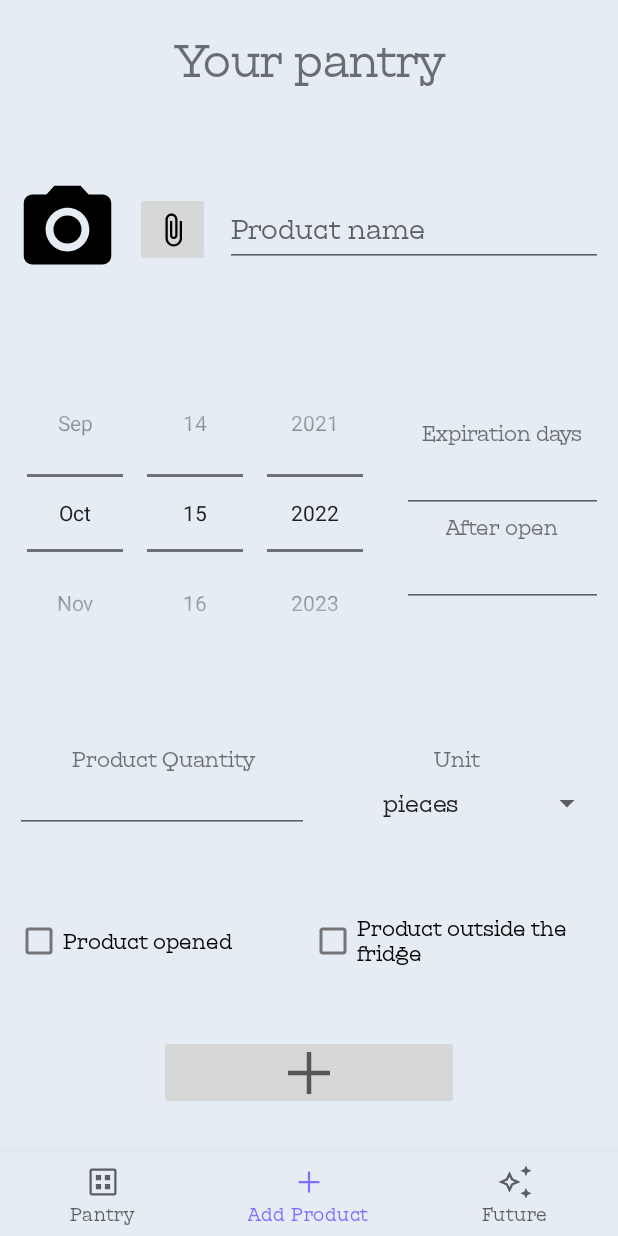
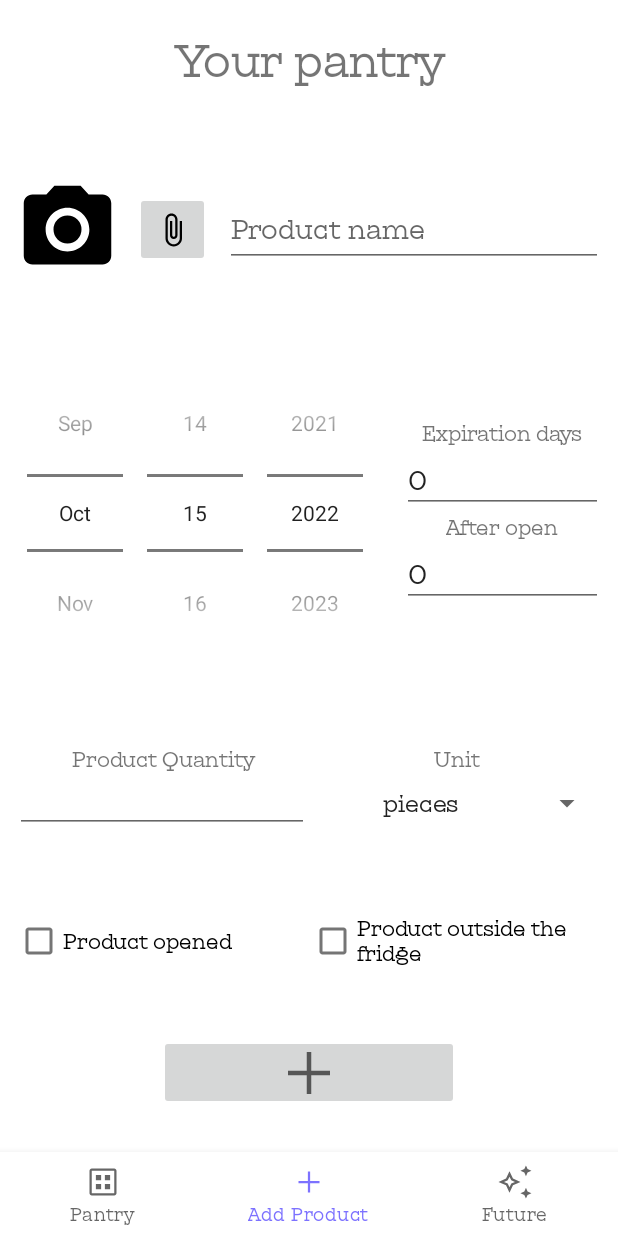
Before and after one commit to TiEmKej/virtual-pantry, an Android app: the screen it shows after launch (MainActivity), item 2 of the bottom bar chosen, on a phone screen of 412 x 824 dp. Run offline under Robolectric (Android 15) with nearby library versions, the phone set to English and light mode, and no system bars.

Commit message:
DarkMode color fix

```diff
--- a/virtual-pantry-app/app/src/main/res/layout/activity_main.xml
+++ b/virtual-pantry-app/app/src/main/res/layout/activity_main.xml
@@ -4,8 +4,7 @@
     xmlns:tools="http://schemas.android.com/tools"
     android:layout_width="match_parent"
     android:layout_height="match_parent"
-    tools:context=".MainActivity"
-    android:background="@color/appOnPrimary">
+    tools:context=".MainActivity">
 
     <TextView
         android:id="@+id/tvAppName"
@@ -32,7 +31,6 @@
 
     <com.google.android.material.bottomnavigation.BottomNavigationView
         android:id="@+id/bnvMenuBar"
-        android:background="@color/appOnPrimary"
         android:layout_width="match_parent"
         android:layout_height="wrap_content"
         app:layout_constraintBottom_toBottomOf="parent"
--- a/virtual-pantry-app/app/src/main/res/layout/fragment_add.xml
+++ b/virtual-pantry-app/app/src/main/res/layout/fragment_add.xml
@@ -96,6 +96,7 @@
                 android:layout_height="wrap_content"
                 android:ems="10"
                 android:inputType="number"
+                android:text="0"
                 app:layout_constraintTop_toBottomOf="@id/fa_fourthy_text"
                 app:layout_constraintRight_toRightOf="parent"
                 app:layout_constraintLeft_toLeftOf="parent"
@@ -117,6 +118,7 @@
                 android:layout_height="wrap_content"
                 android:ems="10"
                 android:inputType="number"
+                android:text="0"
                 app:layout_constraintTop_toBottomOf="@id/fa_fifethy_text"
                 app:layout_constraintLeft_toLeftOf="parent"
                 app:layout_constraintRight_toRightOf="parent"
```
